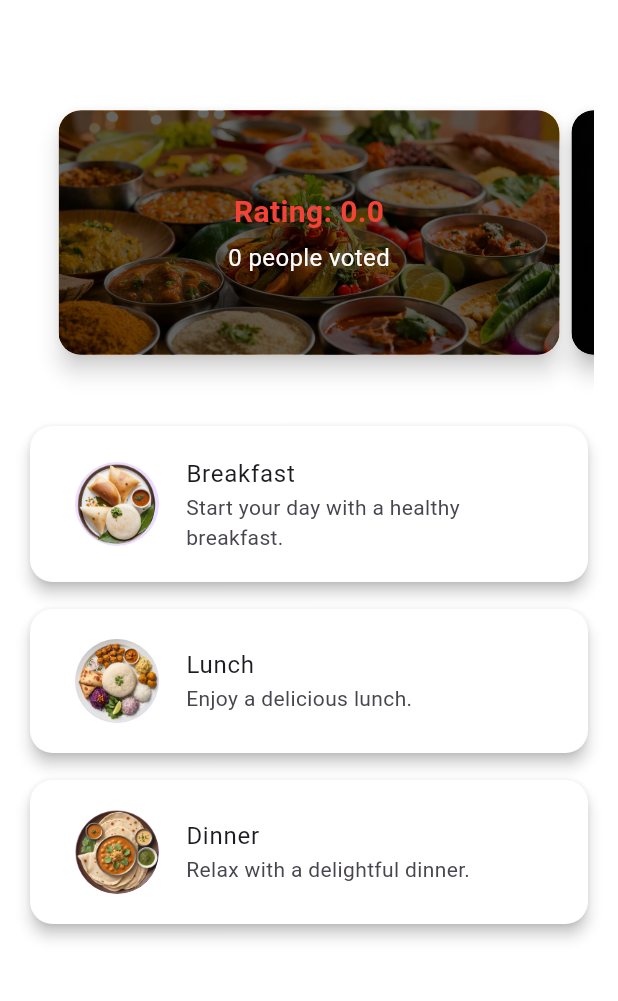
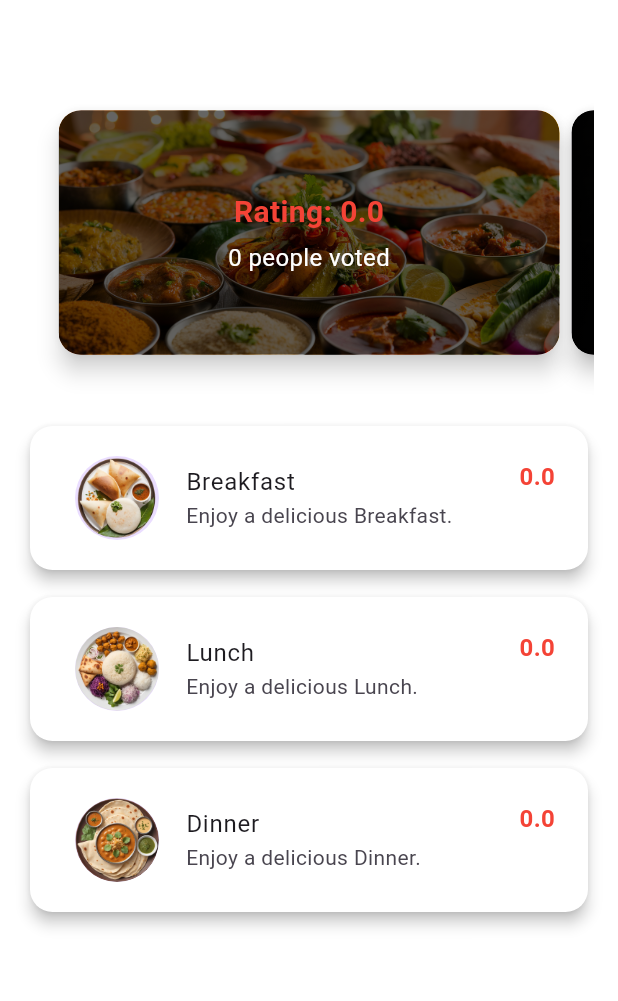
Before and after one commit to perumal2408/thg_food, a Flutter app: the HomePage screen opened directly, on a phone screen of 412 x 824 dp, the part 63-1064 px from its top. Run offline on Flutter 3.47's test engine with Material 3 defaults, Android fonts, the phone set to English and light mode, and no system bars; our stand-ins replace cloud_firestore, firebase_core; accounts and stored records are empty.

Commit message:
homepage card hero animation

```diff
--- a/lib/home_page.dart
+++ b/lib/home_page.dart
@@ -1,20 +1,30 @@
 import 'package:flutter/material.dart';
+import 'package:cloud_firestore/cloud_firestore.dart';
+import 'package:intl/intl.dart'; // For date formatting
 import 'carousel_widget.dart';
 import 'account_page.dart';
 import 'meal_modal.dart';
 
 class HomePage extends StatelessWidget {
-  void _showMealModal(BuildContext context, String imagePath, String title) {
-    showDialog(
-      context: context,
-      builder: (BuildContext context) {
-        return MealModal(
-          imagePath: imagePath,
-          title: title,
-          description: '',
-        );
-      },
-    );
+  Stream<double> _getAverageRatingStream(String mealTitle) {
+    // Format date as 'yyyy-MM-dd'
+    String formattedDate = DateFormat('yyyy-MM-dd').format(DateTime.now());
+
+    return FirebaseFirestore.instance
+        .collection('meals')
+        .doc(formattedDate)
+        .snapshots()
+        .map((snapshot) {
+      if (snapshot.exists) {
+        var data = snapshot.data() as Map<String, dynamic>?;
+        if (data != null) {
+          // Get the average rating, defaulting to 0.0 if not available
+          double averageRating = data['${mealTitle.toLowerCase()}_averageRating']?.toDouble() ?? 0.0;
+          return averageRating;
+        }
+      }
+      return 0.0;
+    });
   }
 
   @override
@@ -45,103 +55,117 @@ class HomePage extends StatelessWidget {
         ),
       ),
       body: Padding(
-  padding: const EdgeInsets.all(16.0), // Add padding around the Column
+        padding: const EdgeInsets.all(16.0),
         child: Column(
           children: [
             CarouselWidget(),
             Expanded(
               child: ListView(
                 children: [
-            GestureDetector(
+                  _buildMealCard(context, 'assets/breakfast.png', 'Breakfast'),
+                  SizedBox(height: 10),
+                  _buildMealCard(context, 'assets/lunch.png', 'Lunch'),
+                  SizedBox(height: 10),
+                  _buildMealCard(context, 'assets/dinner.png', 'Dinner'),
+                ],
+              ),
+            ),
+          ],
+        ),
+      ),
+      backgroundColor: Colors.white,
+    );
+  }
+
+  Widget _buildMealCard(BuildContext context, String imagePath, String title) {
+    return StreamBuilder<double>(
+      stream: _getAverageRatingStream(title),
+      builder: (context, snapshot) {
+        double averageRating = snapshot.data ?? 0.0;
+        Color ratingColor = averageRating < 3 ? Colors.red : Colors.green;
+
+        return GestureDetector(
           onTap: () {
             _showMealModal(
               context,
-                  'assets/breakfast.png',
-                  'Breakfast',
+              imagePath,
+              title,
             );
           },
           child: Card(
-                color: Color.fromARGB(255, 255, 255, 255),
+            color: Colors.white,
             shape: RoundedRectangleBorder(
               borderRadius: BorderRadius.circular(15),
             ),
             elevation: 4,
             child: Padding(
               padding: const EdgeInsets.all(12.0),
-                  child: ListTile(
-                    leading: CircleAvatar(
-                      radius: 30,
-                      backgroundImage: AssetImage('assets/breakfast.png'),
-                    ),
-                    title: Text('Breakfast'),
-                    subtitle: Text('Start your day with a healthy breakfast.'),
+              child: Stack(
+                children: [
+                  Positioned(
+                    right: 10,
+                    top: 10,
+                    child: Text(
+                      averageRating.toStringAsFixed(1),
+                      style: TextStyle(
+                        color: ratingColor,
+                        fontWeight: FontWeight.bold,
+                        fontSize: 16,
                       ),
                     ),
                   ),
-            ),
-            SizedBox(height: 10),
-            GestureDetector(
-              onTap: () {
-                _showMealModal(
-                  context,
-                  'assets/lunch.png',
-                  'Lunch',
-                );
-              },
-              child: Card(
-                color: Color.fromARGB(255, 255, 255, 255),
-                shape: RoundedRectangleBorder(
-                  borderRadius: BorderRadius.circular(15),
-                ),
-                elevation: 4,
-                child: Padding(
-                  padding: const EdgeInsets.all(12.0),
-                  child: ListTile(
-                    leading: CircleAvatar(
+                  ListTile(
+                    leading: Hero(
+                      tag: 'hero-${title.toLowerCase()}', // Unique tag for each meal
+                      child: CircleAvatar(
                         radius: 30,
-                      backgroundImage: AssetImage('assets/lunch.png'),
-                    ),
-                    title: Text('Lunch'),
-                    subtitle: Text('Enjoy a delicious lunch.'),
+                        backgroundImage: AssetImage(imagePath),
                       ),
                     ),
-              ),
-            ),
-            SizedBox(height: 10),
-            GestureDetector(
-              onTap: () {
-                _showMealModal(
-                  context,
-                  'assets/dinner.png',
-                  'Dinner',
-                );
-              },
-              child: Card(
-                color: Color.fromARGB(255, 255, 255, 255),
-                shape: RoundedRectangleBorder(
-                  borderRadius: BorderRadius.circular(15),
-                ),
-                elevation: 4,
-                child: Padding(
-                  padding: const EdgeInsets.all(12.0),
-                  child: ListTile(
-                    leading: CircleAvatar(
-                      radius: 30,
-                      backgroundImage: AssetImage('assets/dinner.png'),
-                    ),
-                    title: Text('Dinner'),
-                    subtitle: Text('Relax with a delightful dinner.'),
-                  ),
-                ),
-              ),
+                    title: Text(title),
+                    subtitle: Text('Enjoy a delicious $title.'),
                   ),
                 ],
               ),
             ),
-    ],
           ),
+        );
+      },
+    );
+  }
+
+  void _showMealModal(BuildContext context, String imagePath, String title) {
+    Navigator.of(context).push(
+      PageRouteBuilder(
+        opaque: false,
+        pageBuilder: (context, animation, secondaryAnimation) {
+          return MealModal(
+            imagePath: imagePath,
+            title: title,
+            description: '', // Pass any additional description here if needed
+          );
+        },
+        transitionsBuilder: (context, animation, secondaryAnimation, child) {
+          const begin = Offset(0.0, 1.0);
+          const end = Offset.zero;
+          const curve = Curves.easeInOut;
+          var tween = Tween(begin: begin, end: end);
+          var offsetAnimation =
+              animation.drive(tween.chain(CurveTween(curve: curve)));
+
+          var scaleTween = Tween(begin: 0.5, end: 1.0);
+          var scaleAnimation =
+              animation.drive(scaleTween.chain(CurveTween(curve: curve)));
+
+          return SlideTransition(
+            position: offsetAnimation,
+            child: ScaleTransition(
+              scale: scaleAnimation,
+              child: child,
             ),
-      backgroundColor: Color.fromARGB(255, 255, 255, 255),
+          );
+        },
+      ),
     );
   }
 }
```
Lines whose indentation alone changed are shown as unchanged.
